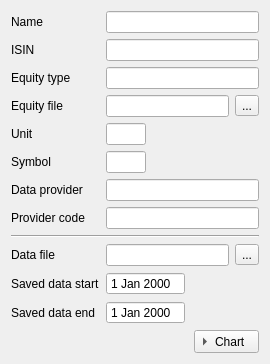
Above: GUI/UI/equityWidgetUI.ui from wesleygaunt/python-equity-portfolio before the change. Below: the same form after it.
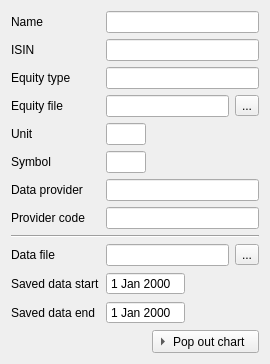
That is the form after the change.

Patch:
```diff
--- a/GUI/UI/equityWidgetUI.ui
+++ b/GUI/UI/equityWidgetUI.ui
@@ -169,7 +169,7 @@
      <item>
       <widget class="QToolButton" name="chartButton">
        <property name="text">
-        <string>Chart</string>
+        <string>Pop out chart</string>
        </property>
        <property name="checkable">
         <bool>true</bool>
```
